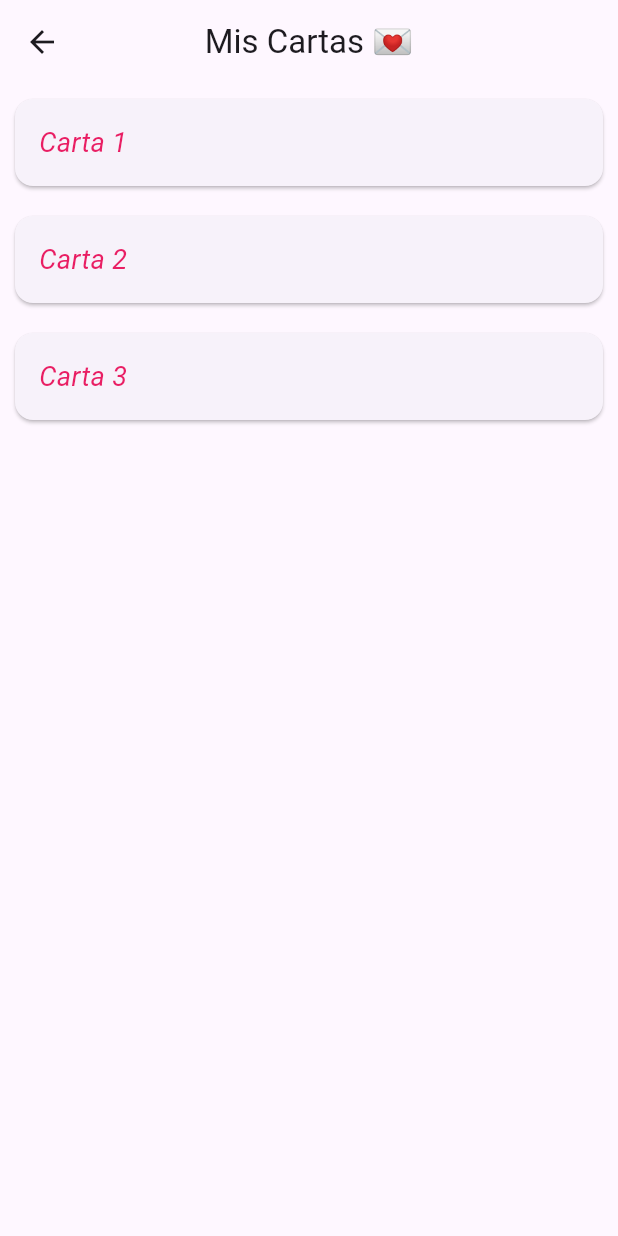
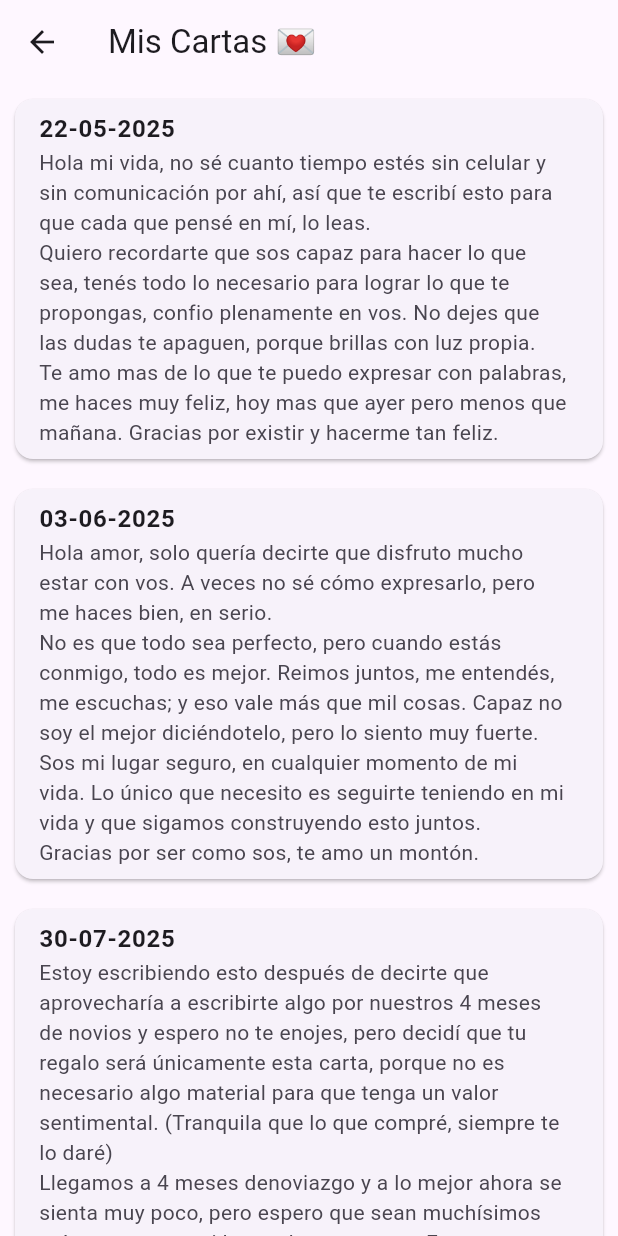
Before and after one commit to Carlos85349/app_pareja, a Flutter app: the screen it shows after launch, after a tap on "💌 Ver mis cartas", on a phone screen of 412 x 824 dp. Run offline on Flutter 3.47's test engine with Material 3 defaults, Android fonts, the phone set to English and light mode, and no system bars.

Commit message:
Cartas agregadas

```diff
--- /dev/null
+++ b/assets/data/cartas.json
@@ -0,0 +1,37 @@
+[
+  {
+    "id": 1,
+    "fecha": "22-05-2025",
+    "contenido": "Hola mi vida, no sé cuanto tiempo estés sin celular y sin comunicación por ahí, así que te escribí esto para que cada que pensé en mí, lo leas. \nQuiero recordarte que sos capaz para hacer lo que sea, tenés todo lo necesario para lograr lo que te propongas, confio plenamente en vos. No dejes que las dudas te apaguen, porque brillas con luz propia.\nTe amo mas de lo que te puedo expresar con palabras, me haces muy feliz, hoy mas que ayer pero menos que mañana. Gracias por existir y hacerme tan feliz."
+  },
+  {
+    "id": 2,
+    "fecha": "03-06-2025",
+    "contenido": "Hola amor, solo quería decirte que disfruto mucho estar con vos. A veces no sé cómo expresarlo, pero me haces bien, en serio.\nNo es que todo sea perfecto, pero cuando estás conmigo, todo es mejor. Reimos juntos, me entendés, me escuchas; y eso vale más que mil cosas. Capaz no soy el mejor diciéndotelo, pero lo siento muy fuerte. \nSos mi lugar seguro, en cualquier momento de mi vida. Lo único que necesito es seguirte teniendo en mi vida y que sigamos construyendo esto juntos.\nGracias por ser como sos, te amo un montón."
+  },
+  {
+    "id": 3,
+    "fecha": "30-07-2025",
+    "contenido": "Estoy escribiendo esto después de decirte que aprovecharía a escribirte algo por nuestros 4 meses de novios y espero no te enojes, pero decidí que tu regalo será únicamente esta carta, porque no es necesario algo material para que tenga un valor sentimental. (Tranquila que lo que compré, siempre te lo daré)\nLlegamos a 4 meses denoviazgo y a lo mejor ahora se sienta muy poco, pero espero que sean muchísimos más, tantos que ni los podamos contar. Estoy muy agradecido con Dios porque, después de tanto tiempo, ahora estás en mi vida, lo que siempre quise desde que tengo memoria.\nCreeme que sos lo mejor que me ha pasado y quiero que sepas que mi intención siempre será tratar de hacerte feliz, amarte como nadie lo ha hecho, darte todo lo que te mereces y aún más si me alcanza.\nGracias por elegirme y espero que me elijas todos los dias, creeme que mientras estés conmigo todo será bonito para mí y espero que lo disfrutes tanto como yo.\nTe amo muchísimo, me haces muy feliz, hoy mas que ayer, pero menos que mañana, me encantas y me encanta nuestra relación, Dios nos ayude a permanecer juntos y que no solo sean 4 meses, sino mas bien lo que Dios nos regale de vida.\nTe amo con todo mi corazón."
+  },
+  {
+    "id": 4,
+    "fecha": "Sin fecha",
+    "contenido": "Talvez algún dia, por muchas razones o por ninguna, te llegue la duda de cuanto te amo, y si ese día llega o incluso, si nunca llega, quiero que tengas esto, un recordatorio que no depende de las palabras, pero que usa palabras porque no puedo abrzarte con tinta.\nTe amo todos los dias, te amo en los silencios, en los dias simples en donde no pasa nada, pero, en mi mente siempre estas. Te amo incluso cuando no lo digo, cuando me distraigo, cuando estoy cansado, te amo con intención, con elección y no por impulso. Sabes cuanto te amo al darte cuenta que por nadie mas me tomaba el tiempo para hacer estas cosas, pero por vos podría hacer una y mil cartas más, simplemente para decirte que TE AMO."
+  },
+  {
+    "id": 5,
+    "fecha": "07-06-2025",
+    "contenido": "Carta :0\nAhorita estas adentro y te ando el celular así que te wa escribir unas cositas :0\nEste tiempo con vos ha sido muy bonito y estoy tan feliz de tenerte en mi vida, no te imaginas cuanto disfruto estar con vos y el bien que me haces. Siempre quise que todo entre nosotros se diera y hoy que es posible, me siento afortunado en serio.Gracias por ser tan linda conmigo, por amarme de esa manera tan bonita en que lo haces, perdón por los malos ratos pero me alegra que los podemos superar juntos.\n\nGracias por estos dos meses tan bonitos que me has dado y espero que no sean muchos más, sino que sea para siempre.\n\nSabes que te amo mucho, te respeto y respeto lo que tenemos, me encantas muchísimo, me haces muy feliz y estoy encantado de lo nuestro ❤\n\nLa foto solo para que veas que quemado estoy 😭\n"
+  },
+  {
+    "id": 6,
+    "fecha": "30-08-2025",
+    "contenido": "Carta 2\nHola mi amor, ahorita que te escribo esto me agarraste el celular para revisarmelo supuestamente, solo quería escribirte una carta más, para cuando la queras leer, hoy cumplimos 5 meses de novios y fue un excelente y lindo día a tu lado, me encantó todo lo que hicimos, siempre es especial pasar tiempo con mi niña bonita. ❤\nTe amo mucho mi amor, me haces muy feliz y me encantas muchísimo, gracias por querer estar conmigo y amarme de una manera bien bonita. ❤\n\nVoy a escribir más porque la foto quedó bien abajo, jajaj, gracias por prestarme el celular, aunque te noto bien nerviosa, jajaj, es bromita. No me voy a cansar de decirte que sos el amor de mi vida y que quiero pasar con vos lo que me reste de ella, te amo de aquí a la luna en pasitos de tortuga. ❤"
+  },
+  {
+    "id": 7,
+    "fecha": "06-09-2025",
+    "contenido": "Mi cumpleaños\nHola amor mio, estamos en frente de la casa hablando sobre faltar al gimnasio, jajaj. Hoy aunque hubieron algunas cosas que me estresaron un poco fue un bonito día a tu lado, al estar con vos todo es mejor, gracias por amarme y hacer mi día especial, gracias por los regalos, por haberme sacado a pasear, por el pastel, por la comida y haber hecho todo para hacerme feliz este día.\nTe amo mucho mi vida, me haces muy feliz y me encantas muchísimo, sos lo mejor que me ha pasado en la vida y quiero que sepas que siempre voy a estar para vos, en las buenas y en las malas, te amo con todo mi corazón y quiero pasar el resto de mi vida a tu lado, gracias por elegirme y por querer estar conmigo, te amo ❤"
+  }
+]
--- a/lib/cartas_page.dart
+++ b/lib/cartas_page.dart
@@ -1,55 +1,100 @@
 import 'package:flutter/material.dart';
-import 'detalle_carta_page.dart';
+import 'cartas_service.dart';
 
-class CartasPage extends StatelessWidget {
-  CartasPage({super.key});
+class CartasPage extends StatefulWidget {
+  const CartasPage({super.key});
 
-  final List<String> cartas = [
-    "Eres la persona más especial 💖",
-    "Gracias por estar conmigo 🌹",
-    "Te amo infinito 💕"
-  ];
+  @override
+  State<CartasPage> createState() => _CartasPageState();
+}
+
+class _CartasPageState extends State<CartasPage> {
+  final CartasService cartasService = CartasService();
+  late Future<List<Map<String, dynamic>>> _cartasFuture;
+
+  @override
+  void initState() {
+    super.initState();
+    _cartasFuture = cartasService.fetchCartas(); // leer JSON local
+  }
 
   @override
   Widget build(BuildContext context) {
     return Scaffold(
-      appBar: AppBar(
-        title: const Text("Mis Cartas 💌"),
-        centerTitle: true,
-      ),
-      body: ListView.builder(
+      appBar: AppBar(title: const Text("Mis Cartas 💌")),
+      body: FutureBuilder<List<Map<String, dynamic>>>(
+        future: _cartasFuture,
+        builder: (context, snapshot) {
+          if (snapshot.connectionState == ConnectionState.waiting) {
+            return const Center(child: CircularProgressIndicator());
+          } else if (snapshot.hasError) {
+            return Center(child: Text("Error cargando cartas: ${snapshot.error}"));
+          } else if (!snapshot.hasData || snapshot.data!.isEmpty) {
+            return const Center(child: Text("No hay cartas disponibles"));
+          }
+
+          final cartas = snapshot.data!;
+
+          return ListView.builder(
             itemCount: cartas.length,
             itemBuilder: (context, index) {
+              final carta = cartas[index]; // cada carta es un Map<String, dynamic>
+
+              // Puedes acceder a los campos según tu JSON
+              final fecha = carta['fecha'] ?? 'Sin fecha';
+              final contenido = carta['contenido'] ?? '';
+
               return Card(
                 margin: const EdgeInsets.all(10),
-            child: InkWell(
-              borderRadius: BorderRadius.circular(12),
+                child: ListTile(
+                  title: Text(fecha, style: const TextStyle(fontWeight: FontWeight.bold)),
+                  subtitle: Text(contenido),
                   onTap: () {
+                    // Si quieres, aquí puedes navegar a una página detalle
                     Navigator.push(
                       context,
                       MaterialPageRoute(
-                    builder: (_) => DetalleCartaPage(
-                      titulo: "Carta ${index + 1}",
-                      contenido: cartas[index],
-                    ),
+                        builder: (_) => CartaDetallePage(carta: carta),
                       ),
                     );
                   },
-              child: Padding(
-                padding: const EdgeInsets.all(16.0),
-                child: Text(
-                  "Carta ${index + 1}",
-                  style: const TextStyle(
-                    fontSize: 18,
-                    fontStyle: FontStyle.italic,
-                    color: Colors.pink,
                 ),
-                ),
-              ),
-            ),
+              );
+            },
           );
         },
       ),
     );
   }
 }
+
+class CartaDetallePage extends StatelessWidget {
+  final Map<String, dynamic> carta;
+  const CartaDetallePage({super.key, required this.carta});
+
+  @override
+  Widget build(BuildContext context) {
+    final fecha = carta['fecha'] ?? '';
+    final contenido = carta['contenido'] ?? '';
+
+    return Scaffold(
+      appBar: AppBar(title: Text(fecha)),
+      body: SingleChildScrollView(
+        padding: const EdgeInsets.all(16.0),
+        child: Container(
+          width: double.infinity, // fuerza ancho de pantalla
+          child: Text(
+            contenido,
+            style: const TextStyle(
+              fontSize: 18,
+              fontStyle: FontStyle.italic,
+              height: 1.5, // más legible
+            ),
+            textAlign: TextAlign.justify,
+            softWrap: true,
+          ),
+        ),
+      ),
+    );
+  }
+}
--- /dev/null
+++ b/lib/cartas_service.dart
@@ -0,0 +1,16 @@
+import 'dart:convert';
+import 'package:flutter/services.dart' show rootBundle;
+
+class CartasService {
+  Future<List<Map<String, dynamic>>> fetchCartas() async {
+    try {
+      // Leer el archivo desde assets
+      final String data = await rootBundle.loadString('assets/data/cartas.json');
+      final List<dynamic> jsonResult = json.decode(data);
+      return List<Map<String, dynamic>>.from(jsonResult);
+    } catch (e) {
+      print("Error leyendo cartas locales: $e");
+      return [];
+    }
+  }
+}
--- a/lib/main.dart
+++ b/lib/main.dart
@@ -12,7 +12,7 @@ class MiApp extends StatelessWidget {
   Widget build(BuildContext context) {
     return MaterialApp(
       debugShowCheckedModeBanner: false,
-      title: "Para Mi Novia 💖",
+      title: "Mi App",
       theme: ThemeData(primarySwatch: Colors.pink),
       home: const MenuPrincipal(),
     );
--- a/lib/menu_principal.dart
+++ b/lib/menu_principal.dart
@@ -1,5 +1,5 @@
 import 'package:flutter/material.dart';
-import 'disenos_page.dart';
+import 'recuerdos_page.dart';
 import 'cartas_page.dart';
 
 class MenuPrincipal extends StatelessWidget {
@@ -30,7 +30,7 @@ class MenuPrincipal extends StatelessWidget {
               onPressed: () {
                 Navigator.push(
                   context,
-                  MaterialPageRoute(builder: (_) => const DisenosPage()),
+                  MaterialPageRoute(builder: (_) => const RecuerdosPage()),
                 );
               },
             ),
--- a/lib/disenos_page.dart
+++ b/lib/recuerdos_page.dart
@@ -1,7 +1,7 @@
 import 'package:flutter/material.dart';
 
-class DisenosPage extends StatelessWidget {
-  const DisenosPage({super.key});
+class RecuerdosPage extends StatelessWidget {
+  const RecuerdosPage({super.key});
 
   @override
   Widget build(BuildContext context) {
--- a/pubspec.yaml
+++ b/pubspec.yaml
@@ -62,6 +62,7 @@ flutter:
   # To add assets to your application, add an assets section, like this:
   assets:
     - assets/logo.png
+    - assets/data/cartas.json
 
   # An image asset can refer to one or more resolution-specific "variants", see
   # https://flutter.dev/to/resolution-aware-images
```
Also changed, not shown: data/cartas.json (deleted, +0 -17 lines), lib/detalle_carta_page.dart (+15 -9 lines). Lines whose indentation alone changed are shown as unchanged.
